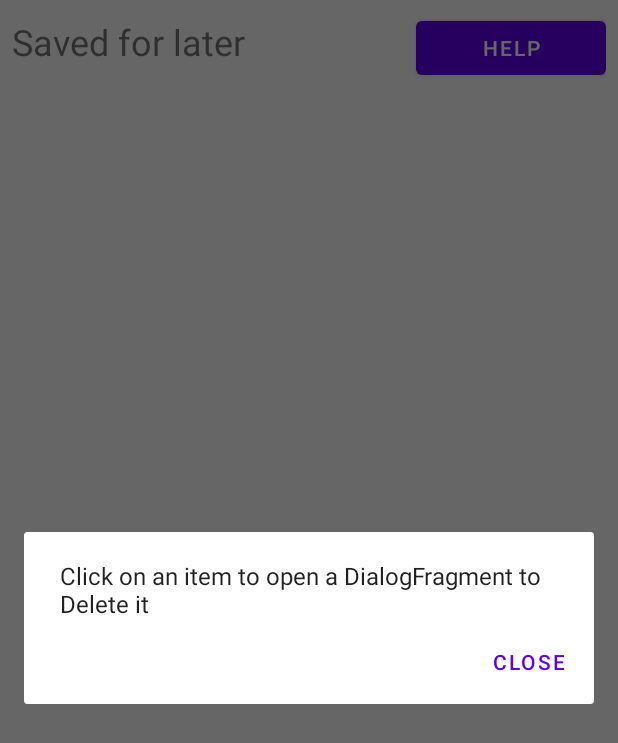
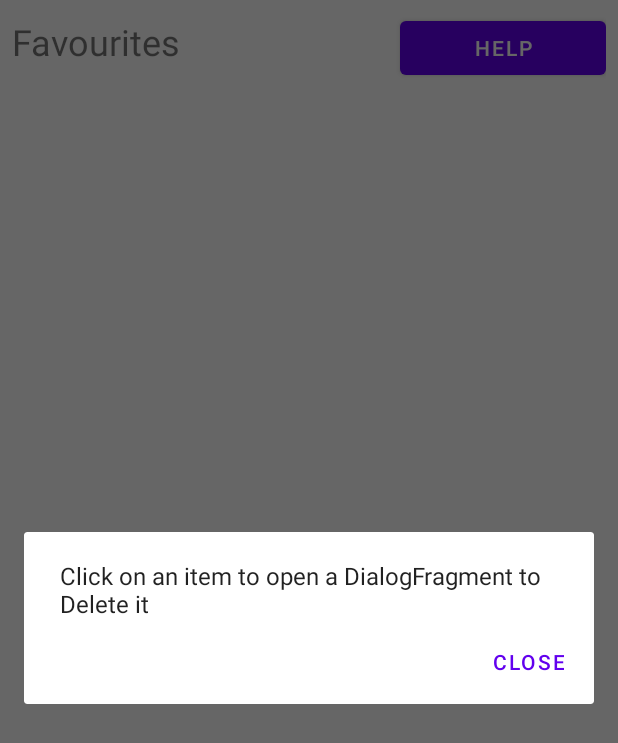
Before and after one commit to char-e/mobilefinalW21, an Android app: the FavouritesActivity screen opened directly, with no data from a screen before it, after a tap on "HELP", on a phone screen of 412 x 824 dp. Shown: the top 743 px of the screen. Run offline under Robolectric (Android 15) with nearby library versions, the phone set to English and light mode, and no system bars.

Commit message:
changed label on button working version

```diff
--- a/app/src/main/AndroidManifest.xml
+++ b/app/src/main/AndroidManifest.xml
@@ -27,6 +27,7 @@
         </activity>
         <activity android:name=".UnlockActivity" />
         <activity android:name=".FavouritesActivity" />
+        <activity android:name=".WeatherForecast"/>
     </application>
 
 </manifest>
--- a/app/src/main/res/layout/activity_favourites.xml
+++ b/app/src/main/res/layout/activity_favourites.xml
@@ -28,7 +28,7 @@
                 android:layout_width="wrap_content"
                 android:layout_height="wrap_content"
                 android:layout_weight="3"
-                android:text="Saved for later"
+                android:text="Favourites"
                 android:textSize="24sp" />
 
             <Button
--- a/app/src/main/res/menu/navigation_drawer.xml
+++ b/app/src/main/res/menu/navigation_drawer.xml
@@ -3,7 +3,7 @@
 
     <item
         android:id="@+id/nav_to_favourites"
-        android:title="Saved for later" />
+        android:title="Favourites" />
 
 
 </menu>
--- a/app/src/main/res/values/strings.xml
+++ b/app/src/main/res/values/strings.xml
@@ -2,7 +2,7 @@
     <string name="app_name">News Demon 😈</string>
     <string name="search">Search</string>
     <string name="close">Close</string>
-    <string name="save">Save for Later</string>
+    <string name="save">Add to Favourites</string>
     <string name="read">Full Article</string>
     <string name="saved">Saved for later</string>
     <string name="free_articles">"Free articles remaining: "</string>
```
